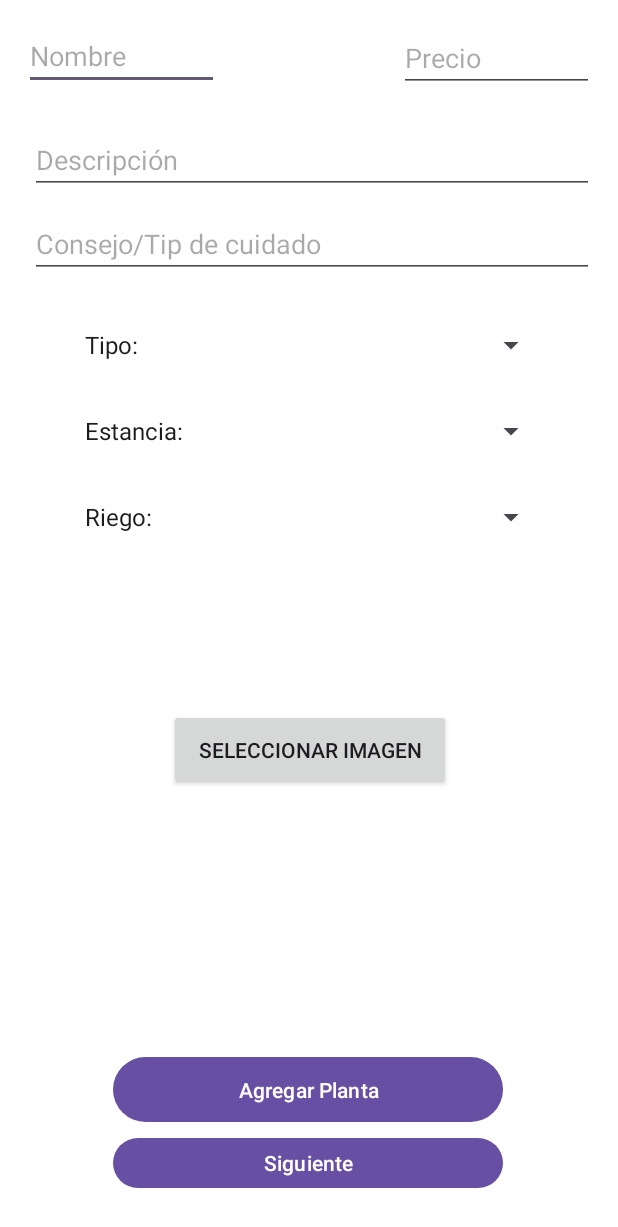
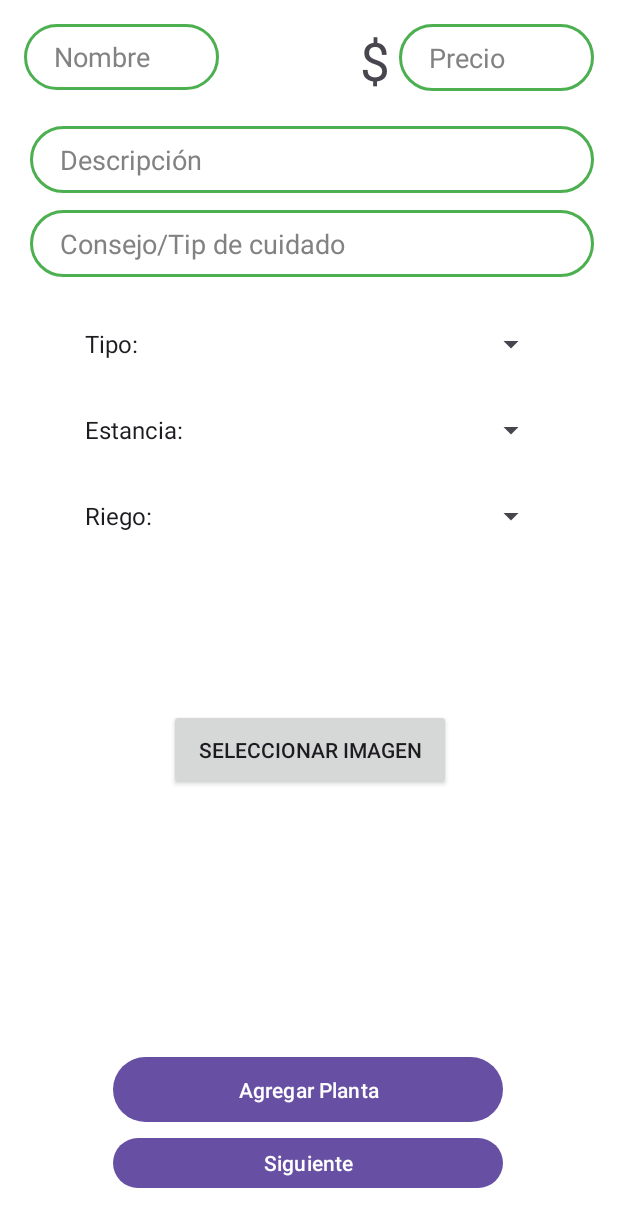
Before and after one commit to AxellSC/GreenLeaf-V1.0.0, an Android app: the FormActivity screen opened directly, with no data from a screen before it, on a phone screen of 412 x 824 dp. Shown: the top 1227 px of the screen. Run offline under Robolectric (Android 15) with nearby library versions, the phone set to English and light mode, and no system bars; our stand-ins replace Firebase (no records; nobody signed in at launch, a user with empty details on screens opened directly).

Commit message:
Se cambio la apariencia del formulario de Planta

```diff
--- /dev/null
+++ b/app/src/main/res/drawable/input_bg.xml
@@ -0,0 +1,7 @@
+<?xml version="1.0" encoding="utf-8"?>
+<shape xmlns:tools="http://schemas.android.com/tools"
+    xmlns:android="http://schemas.android.com/apk/res/android">
+    <stroke android:color="@color/green" android:width="2dp"
+        tools:ignore="MissingPrefix" />
+    <corners android:radius="70dp"/>
+</shape>
--- a/app/src/main/res/layout/activity_form.xml
+++ b/app/src/main/res/layout/activity_form.xml
@@ -13,7 +13,14 @@
         android:id="@+id/etNombre"
         android:layout_width="130dp"
         android:layout_height="44dp"
+        android:background="@drawable/input_bg"
         android:hint="Nombre"
+        android:paddingLeft="20dp"
+        android:paddingTop="10dp"
+        android:paddingRight="10dp"
+        android:paddingBottom="10dp"
+        android:textColor="#000000"
+        android:textColorHint="#838282"
         app:layout_constraintStart_toStartOf="parent"
         app:layout_constraintTop_toTopOf="parent" />
 
@@ -23,7 +30,14 @@
         android:layout_height="wrap_content"
         android:layout_marginStart="4dp"
         android:layout_marginTop="68dp"
+        android:background="@drawable/input_bg"
         android:hint="Descripción"
+        android:paddingLeft="20dp"
+        android:paddingTop="10dp"
+        android:paddingRight="10dp"
+        android:paddingBottom="10dp"
+        android:textColor="#000000"
+        android:textColorHint="#838282"
         app:layout_constraintStart_toStartOf="parent"
         app:layout_constraintTop_toTopOf="parent" />
 
@@ -33,7 +47,14 @@
         android:layout_height="wrap_content"
         android:layout_marginStart="4dp"
         android:layout_marginTop="124dp"
+        android:background="@drawable/input_bg"
         android:hint="Consejo/Tip de cuidado"
+        android:paddingLeft="20dp"
+        android:paddingTop="10dp"
+        android:paddingRight="10dp"
+        android:paddingBottom="10dp"
+        android:textColor="#000000"
+        android:textColorHint="#838282"
         app:layout_constraintStart_toStartOf="parent"
         app:layout_constraintTop_toTopOf="parent" />
 
@@ -41,7 +62,14 @@
         android:id="@+id/etPrecio"
         android:layout_width="130dp"
         android:layout_height="wrap_content"
+        android:background="@drawable/input_bg"
         android:hint="Precio"
+        android:paddingLeft="20dp"
+        android:paddingTop="10dp"
+        android:paddingRight="10dp"
+        android:paddingBottom="10dp"
+        android:textColor="#000000"
+        android:textColorHint="#838282"
         app:layout_constraintEnd_toEndOf="parent"
         app:layout_constraintHorizontal_bias="1.0"
         app:layout_constraintStart_toEndOf="@+id/etNombre"
@@ -120,4 +148,16 @@
         app:layout_constraintStart_toStartOf="parent"
         app:layout_constraintTop_toBottomOf="@+id/spnEstancia" />
 
+    <TextView
+        android:id="@+id/tvPrice"
+        android:layout_width="wrap_content"
+        android:layout_height="wrap_content"
+        android:layout_marginBottom="20dp"
+        android:text="$"
+        android:textSize="35dp"
+        app:layout_constraintBottom_toTopOf="@+id/etDescripcion"
+        app:layout_constraintEnd_toStartOf="@+id/etPrecio"
+        app:layout_constraintHorizontal_bias="0.941"
+        app:layout_constraintStart_toEndOf="@+id/etNombre" />
+
 </androidx.constraintlayout.widget.ConstraintLayout>
--- a/app/src/main/res/values/colors.xml
+++ b/app/src/main/res/values/colors.xml
@@ -4,4 +4,5 @@
     <color name="white">#FFFFFFFF</color>
     <color name="grayBackground">#EBEBEB</color>
     <color name="grayDarkBackground">#C7B3B3B3</color>
+    <color name="green">#4CAF50</color>
 </resources>
```
